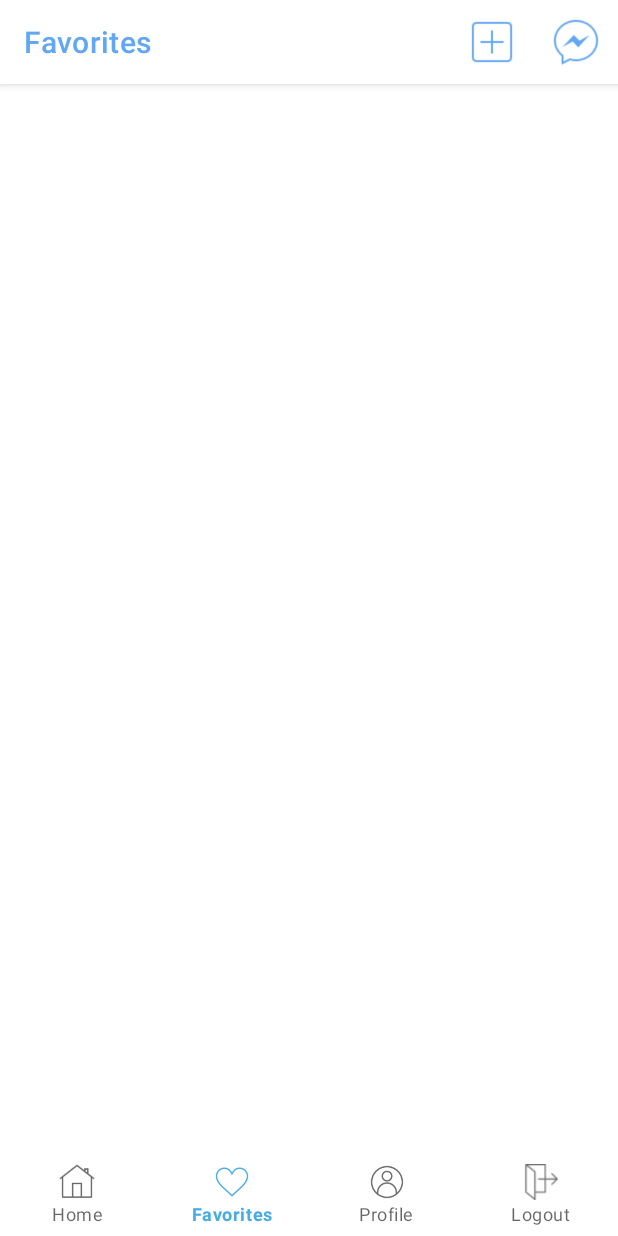
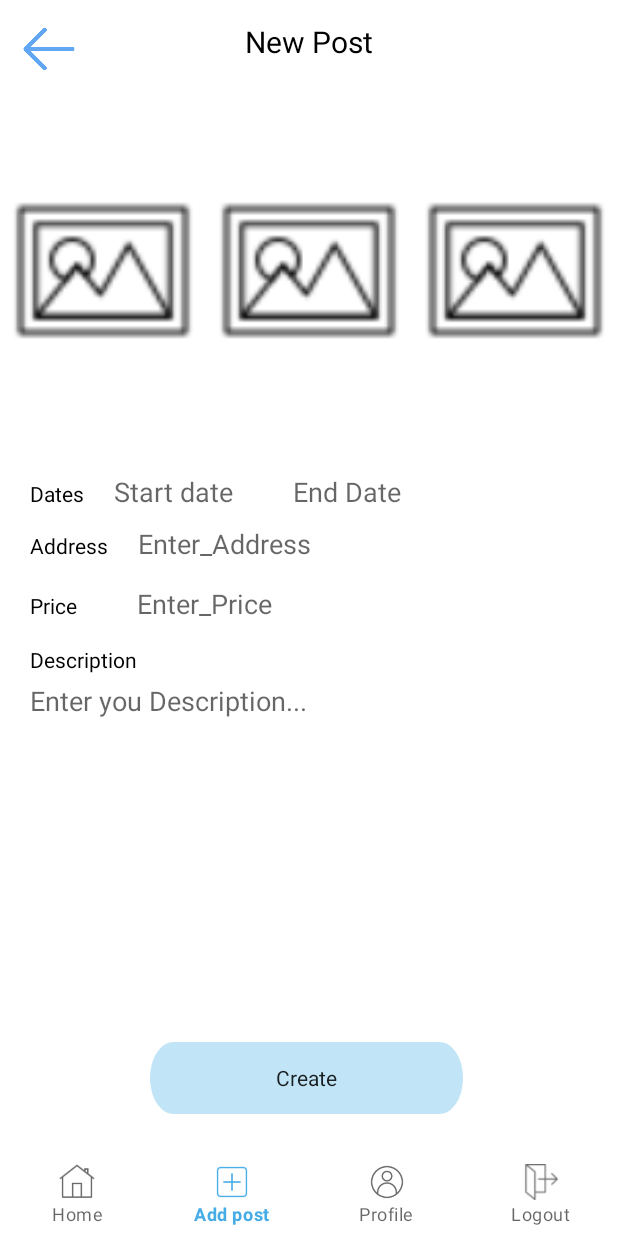
Before and after one commit to koralduel/Mesablet, an Android app: the screen it shows after launch once a user with an empty profile is signed in (Favorite_page before the commit, CreatePost after it), item 2 of the bottom bar chosen, on a phone screen of 412 x 824 dp. Run offline under Robolectric (Android 15) with nearby library versions, the light colour scheme and no system bars; our stand-ins replace Firebase (no records; nobody signed in at launch, a user with empty details on screens opened directly), Room's generated code; Roboto replaces fonts that are not available here.

Commit message:
update bottom navigation

```diff
--- a/app/src/main/AndroidManifest.xml
+++ b/app/src/main/AndroidManifest.xml
@@ -28,9 +28,6 @@
             android:name=".activities.Profile_page"
             android:exported="false" />
         <activity
-            android:name=".activities.Favorite_page"
-            android:exported="false" />
-        <activity
             android:name=".activities.HomePage"
             android:exported="false" />
         <activity
--- a/app/src/main/java/com/example/mesablet/activities/Favorite_page.java
+++ /dev/null
@@ -1,61 +0,0 @@
-package com.example.mesablet.activities;
-
-import android.content.Intent;
-import android.os.Bundle;
-
-import androidx.appcompat.app.AppCompatActivity;
-
-import com.example.mesablet.R;
-import com.example.mesablet.adapters.GridAdapter;
-import com.example.mesablet.databinding.ActivityFavoritePageBinding;
-import com.google.firebase.auth.FirebaseAuth;
-import com.google.firebase.auth.FirebaseUser;
-
-import java.util.ArrayList;
-import java.util.List;
-
-public class Favorite_page extends AppCompatActivity {
-
-
-
-    List<String> images = new ArrayList<>();
-    GridAdapter gridAdapter;
-    private ActivityFavoritePageBinding binding;
-    FirebaseUser user;
-    FirebaseAuth firebaseAuth;
-
-    @Override
-    protected void onCreate(Bundle savedInstanceState) {
-        super.onCreate(savedInstanceState);
-        binding = ActivityFavoritePageBinding.inflate(getLayoutInflater());
-        setContentView(binding.getRoot());
-
-        firebaseAuth = FirebaseAuth.getInstance();
-        user = FirebaseAuth.getInstance().getCurrentUser();
-       /* images.add("android.resource://com.example.mesablet/drawable/ic_image");
-
-        gridAdapter = new GridAdapter(this,images);
-        binding.photoGrid.setAdapter(gridAdapter);**/
-        binding.bottomNavigation.setSelectedItemId(R.id.favorites);
-
-        binding.bottomNavigation.setOnNavigationItemSelectedListener(item ->{
-            Intent intent;
-            if(item.getTitle().equals("Home")){
-                intent = new Intent(this,HomePage.class);
-                startActivity(intent);
-            }
-            else if(item.getTitle().equals("Favorites")){ }
-            else if(item.getTitle().equals("Profile")){
-                intent=new Intent(this, Profile_page.class);
-                intent.putExtra("userUid",user.getUid());
-                intent.putExtra("user_fullname",user.getDisplayName());
-                startActivity(intent);
-            }
-            else if(item.getTitle().equals("Logout")){
-                firebaseAuth.signOut();
-                startActivity(new Intent(this, LoginPage.class));
-            }
-            return true;
-        });
-    }
-}
--- a/app/src/main/java/com/example/mesablet/activities/HomePage.java
+++ b/app/src/main/java/com/example/mesablet/activities/HomePage.java
@@ -64,8 +64,8 @@ public class HomePage extends AppCompatActivity implements ClickInterface {
             if(item.getTitle().equals("Home")){
                 //stay in this page
             }
-            else if(item.getTitle().equals("Favorites")){
-                Intent intent=new Intent(this, Favorite_page.class);
+            else if(item.getTitle().equals("Add post")){
+                Intent intent=new Intent(this, CreatePost.class);
                 startActivity(intent);
             }
             else if(item.getTitle().equals("Profile")){
--- a/app/src/main/java/com/example/mesablet/activities/Profile_page.java
+++ b/app/src/main/java/com/example/mesablet/activities/Profile_page.java
@@ -78,8 +78,8 @@ public class Profile_page extends AppCompatActivity {
                 intent = new Intent(this,HomePage.class);
                 startActivity(intent);
             }
-            else if(item.getTitle().equals("Favorites")){
-                intent=new Intent(this, Favorite_page.class);
+            else if(item.getTitle().equals("Add post")){
+                intent=new Intent(this, CreatePost.class);
                 startActivity(intent);
             }
             else if(item.getTitle().equals("Profile")){ }
--- a/app/src/main/java/com/example/mesablet/adapters/Adapter_post.java
+++ b/app/src/main/java/com/example/mesablet/adapters/Adapter_post.java
@@ -130,7 +130,6 @@ public class Adapter_post extends RecyclerView.Adapter<Adapter_post.ViewHolder>{
             post_Address=itemView.findViewById(R.id.TV_Enter_Address);
             post_Price=itemView.findViewById(R.id.TV_Enter_Price);
             btn_send_message=itemView.findViewById(R.id.btn_send_message);
-            btn_add_favorite=itemView.findViewById(R.id.btn_add_favorite);
             start_date = itemView.findViewById(R.id.TV_Start_Date);
             end_date = itemView.findViewById(R.id.TV_End_Date);
 
--- a/app/src/main/res/layout/activity_create_post.xml
+++ b/app/src/main/res/layout/activity_create_post.xml
@@ -199,16 +199,34 @@
         android:id="@+id/createBtn"
         android:layout_width="208dp"
         android:layout_height="wrap_content"
+        android:layout_above="@+id/linearLayout"
         android:layout_alignParentStart="true"
         android:layout_alignParentEnd="true"
-        android:layout_alignParentBottom="true"
-        android:layout_marginStart="101dp"
-        android:layout_marginEnd="102dp"
-        android:layout_marginBottom="30dp"
+        android:layout_marginStart="100dp"
+        android:layout_marginEnd="103dp"
+        android:layout_marginBottom="25dp"
         android:background="@drawable/btn_skip"
         android:gravity="center"
         android:text="@string/create"
         android:textAllCaps="false" />
 
+    <LinearLayout
+        android:id="@+id/linearLayout"
+        android:layout_width="match_parent"
+        android:layout_height="wrap_content"
+        android:layout_alignParentStart="true"
+        android:layout_alignParentEnd="true"
+        android:layout_alignParentBottom="true"
+        android:layout_marginStart="0dp"
+        android:layout_marginEnd="0dp"
+        android:gravity="bottom">
 
+        <com.google.android.material.bottomnavigation.BottomNavigationView
+            android:id="@+id/bottom_navigation"
+            android:layout_width="match_parent"
+            android:layout_height="wrap_content"
+            app:labelVisibilityMode="labeled"
+            app:menu="@menu/bottom_app_bar" />
+
+    </LinearLayout>
 </RelativeLayout>
--- a/app/src/main/res/layout/activity_favorite_page.xml
+++ /dev/null
@@ -1,66 +0,0 @@
-<?xml version="1.0" encoding="utf-8"?>
-<RelativeLayout xmlns:android="http://schemas.android.com/apk/res/android"
-    xmlns:app="http://schemas.android.com/apk/res-auto"
-    xmlns:tools="http://schemas.android.com/tools"
-    android:layout_width="match_parent"
-    android:layout_height="match_parent"
-    tools:context=".activities.Favorite_page"
-    android:orientation="vertical">
-
-    <com.google.android.material.appbar.AppBarLayout
-        android:id="@+id/appBarLayout"
-        android:layout_width="match_parent"
-        android:layout_height="wrap_content"
-        app:layout_constraintEnd_toEndOf="parent"
-        app:layout_constraintStart_toStartOf="parent"
-        app:layout_constraintTop_toTopOf="parent">
-
-        <com.google.android.material.appbar.MaterialToolbar
-            android:id="@+id/topAppBar"
-            style="@style/Widget.MaterialComponents.Toolbar.Surface"
-            android:layout_width="match_parent"
-            android:layout_height="?attr/actionBarSize"
-            app:menu="@menu/top_app_bar"
-            app:title="@string/favorites"
-            app:titleTextColor="@color/appBlue" />
-    </com.google.android.material.appbar.AppBarLayout>
-
-    <LinearLayout
-        android:id="@+id/gridLayout"
-        android:layout_width="match_parent"
-        android:layout_height="wrap_content"
-        android:layout_above="@+id/bottomMenu"
-        android:layout_alignParentStart="true"
-        android:layout_alignParentEnd="true"
-        android:layout_marginStart="0dp"
-        android:layout_marginEnd="0dp"
-        android:layout_below="@id/appBarLayout">
-
-        <GridView
-            android:id="@+id/photoGrid"
-            android:layout_width="match_parent"
-            android:layout_height="match_parent"
-            android:layout_marginTop="10dp"
-            android:horizontalSpacing="4dp"
-            android:numColumns="3"
-            android:verticalSpacing="4dp" />
-    </LinearLayout>
-
-    <LinearLayout
-        android:id="@+id/bottomMenu"
-        android:layout_width="match_parent"
-        android:layout_height="wrap_content"
-        android:layout_alignParentBottom="true"
-        android:layout_marginStart="0dp"
-        android:gravity="bottom">
-
-        <com.google.android.material.bottomnavigation.BottomNavigationView
-            android:id="@+id/bottom_navigation"
-            android:layout_width="match_parent"
-            android:layout_height="wrap_content"
-            app:labelVisibilityMode="labeled"
-            app:menu="@menu/bottom_app_bar" />
-
-    </LinearLayout>
-
-</RelativeLayout>
--- a/app/src/main/res/menu/bottom_app_bar.xml
+++ b/app/src/main/res/menu/bottom_app_bar.xml
@@ -12,11 +12,11 @@
 
 
     <item
-        android:id="@+id/favorites"
+        android:id="@+id/addPost"
         android:enabled="true"
-        android:icon="@drawable/ic_favorite"
-        android:title="@string/favorites"
-        android:contentDescription="@string/favorites"
+        android:icon="@drawable/ic_add"
+        android:title="@string/add_post"
+        android:contentDescription="@string/add_post"
 
         />
 
```
Also changed, not shown: app/src/main/java/com/example/mesablet/activities/CreatePost.java (+25 -0 lines), app/src/main/res/layout/card_post_item.xml (+3 -17 lines), app/src/main/res/drawable/ic_like.png (deleted), app/src/main/res/drawable/ic_like_full.png (deleted).
